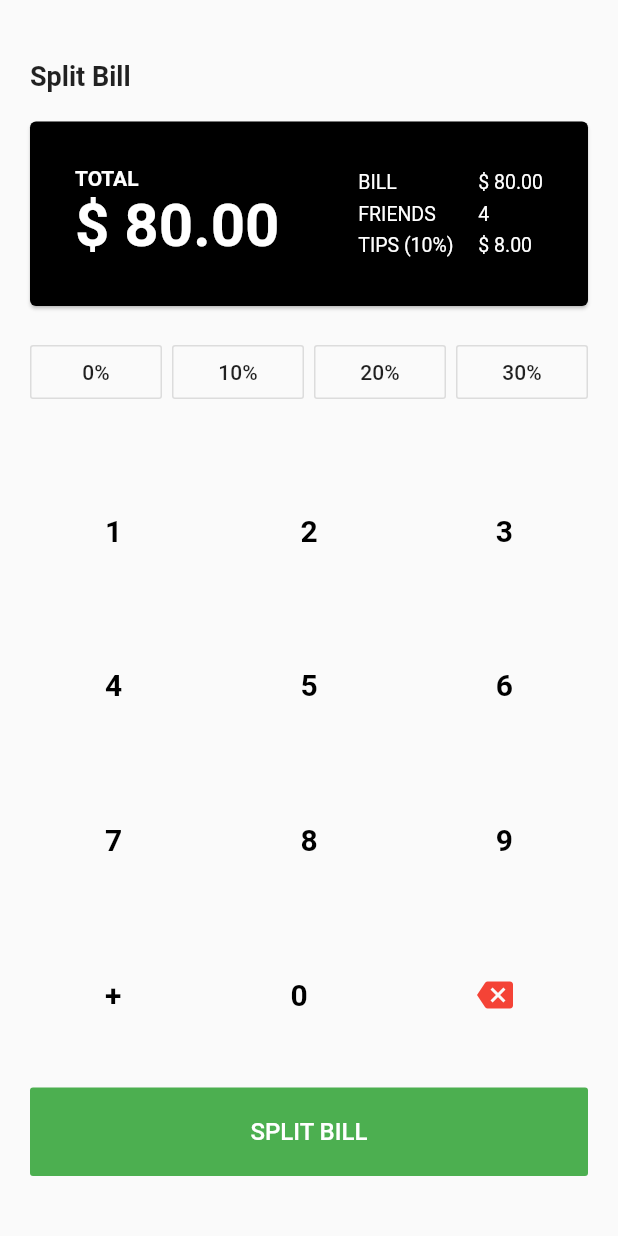
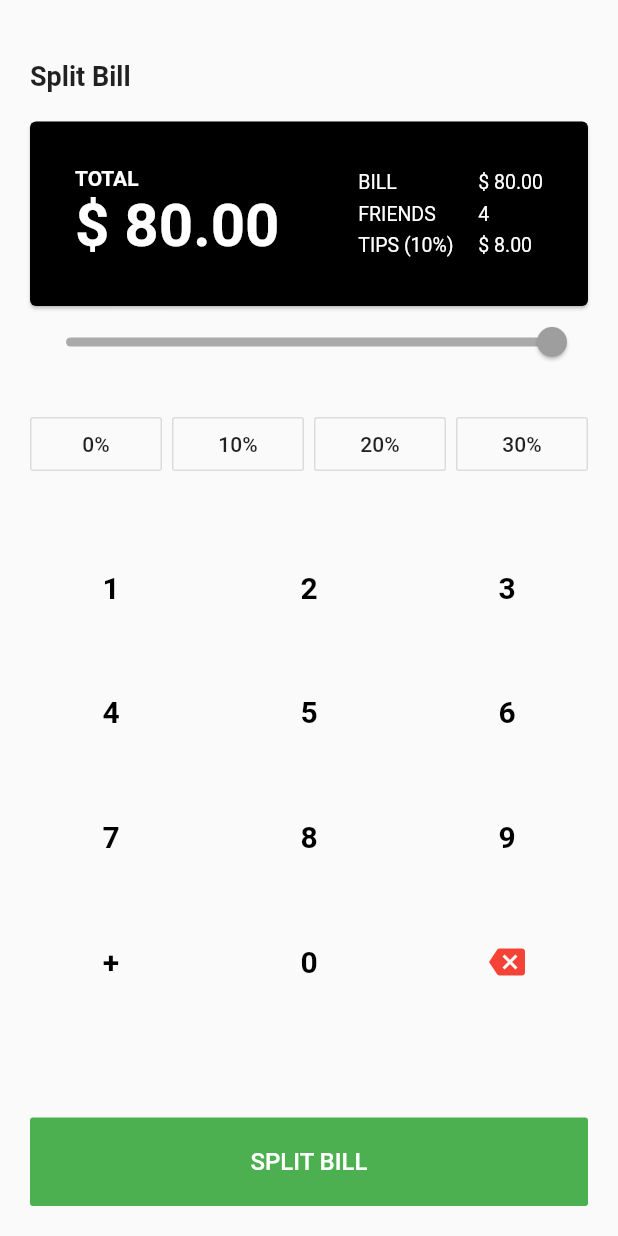
Before and after one commit to cleandersonlobo/flutter_bill_splitting, a Flutter app: the screen it shows after launch, on a phone screen of 412 x 824 dp. Run offline on Flutter 3.47's test engine with Material 2 defaults, Android fonts, the phone set to English and light mode, and no system bars.

Commit message:
HomePage layout adjustments

```diff
--- a/lib/app/components/keyboard/keyboard_widget.dart
+++ b/lib/app/components/keyboard/keyboard_widget.dart
@@ -15,8 +15,8 @@ class KeyboardBill extends StatelessWidget {
               mainAxisAlignment: MainAxisAlignment.spaceBetween,
               children: <Widget>[
                 FlatButton(
-                  onPressed: null,
-                  padding: EdgeInsets.all(40),
+                  onPressed: () {},
+                  padding: EdgeInsets.all(30),
                   child: Text(
                     "1",
                     style: TextStyle(
@@ -27,8 +27,8 @@ class KeyboardBill extends StatelessWidget {
                   ),
                 ),
                 FlatButton(
-                  onPressed: null,
-                  padding: EdgeInsets.all(40),
+                  onPressed: () {},
+                  padding: EdgeInsets.all(30),
                   child: Text(
                     "2",
                     style: TextStyle(
@@ -39,8 +39,8 @@ class KeyboardBill extends StatelessWidget {
                   ),
                 ),
                 FlatButton(
-                  onPressed: null,
-                  padding: EdgeInsets.all(40),
+                  onPressed: () {},
+                  padding: EdgeInsets.all(30),
                   child: Text(
                     "3",
                     style: TextStyle(
@@ -58,8 +58,8 @@ class KeyboardBill extends StatelessWidget {
               mainAxisAlignment: MainAxisAlignment.spaceBetween,
               children: <Widget>[
                 FlatButton(
-                  onPressed: null,
-                  padding: EdgeInsets.all(40),
+                  onPressed: () {},
+                  padding: EdgeInsets.all(30),
                   child: Text(
                     "4",
                     style: TextStyle(
@@ -70,8 +70,8 @@ class KeyboardBill extends StatelessWidget {
                   ),
                 ),
                 FlatButton(
-                  onPressed: null,
-                  padding: EdgeInsets.all(40),
+                  onPressed: () {},
+                  padding: EdgeInsets.all(30),
                   child: Text(
                     "5",
                     style: TextStyle(
@@ -82,8 +82,8 @@ class KeyboardBill extends StatelessWidget {
                   ),
                 ),
                 FlatButton(
-                  onPressed: null,
-                  padding: EdgeInsets.all(40),
+                  onPressed: () {},
+                  padding: EdgeInsets.all(30),
                   child: Text(
                     "6",
                     style: TextStyle(
@@ -101,8 +101,8 @@ class KeyboardBill extends StatelessWidget {
               mainAxisAlignment: MainAxisAlignment.spaceBetween,
               children: <Widget>[
                 FlatButton(
-                  onPressed: null,
-                  padding: EdgeInsets.all(40),
+                  onPressed: () {},
+                  padding: EdgeInsets.all(30),
                   child: Text(
                     "7",
                     style: TextStyle(
@@ -113,8 +113,8 @@ class KeyboardBill extends StatelessWidget {
                   ),
                 ),
                 FlatButton(
-                  onPressed: null,
-                  padding: EdgeInsets.all(40),
+                  onPressed: () {},
+                  padding: EdgeInsets.all(30),
                   child: Text(
                     "8",
                     style: TextStyle(
@@ -125,8 +125,8 @@ class KeyboardBill extends StatelessWidget {
                   ),
                 ),
                 FlatButton(
-                  onPressed: null,
-                  padding: EdgeInsets.all(40),
+                  onPressed: () {},
+                  padding: EdgeInsets.all(30),
                   child: Text(
                     "9",
                     style: TextStyle(
@@ -144,8 +144,8 @@ class KeyboardBill extends StatelessWidget {
               mainAxisAlignment: MainAxisAlignment.spaceBetween,
               children: <Widget>[
                 FlatButton(
-                  onPressed: null,
-                  padding: EdgeInsets.all(40),
+                  onPressed: () {},
+                  padding: EdgeInsets.all(30),
                   child: Text(
                     "+",
                     style: TextStyle(
@@ -156,8 +156,8 @@ class KeyboardBill extends StatelessWidget {
                   ),
                 ),
                 FlatButton(
-                  onPressed: null,
-                  padding: EdgeInsets.all(40),
+                  onPressed: () {},
+                  padding: EdgeInsets.all(30),
                   child: Text(
                     "0",
                     style: TextStyle(
@@ -168,8 +168,8 @@ class KeyboardBill extends StatelessWidget {
                   ),
                 ),
                 FlatButton(
-                  onPressed: null,
-                  padding: EdgeInsets.all(40),
+                  onPressed: () {},
+                  padding: EdgeInsets.all(30),
                   child: Icon(
                     Icons.backspace,
                     color: Colors.red,
--- a/lib/app/pages/home/home_page.dart
+++ b/lib/app/pages/home/home_page.dart
@@ -16,13 +16,19 @@ class _HomepageState extends State<Homepage> {
           child: Padding(
         padding: EdgeInsets.all(20.0),
         child: Column(
+          crossAxisAlignment: CrossAxisAlignment.stretch,
+          mainAxisSize: MainAxisSize.max,
+          children: <Widget>[
+            Container(
+              child: Column(
                 crossAxisAlignment: CrossAxisAlignment.start,
-          mainAxisSize: MainAxisSize.max,
+                mainAxisSize: MainAxisSize.min,
                 children: <Widget>[
                   Header(
                     title: "Split Bill",
                   ),
                   CardBill(),
+                  Container(child: Slider(max: 10, value: 10, onChanged: null)),
                   Container(
                     margin: EdgeInsets.only(top: 20, bottom: 20),
                     child: Row(
@@ -32,24 +38,31 @@ class _HomepageState extends State<Homepage> {
                       children: <Widget>[
                         OutlineButton(
                           onPressed: () {},
+                          highlightedBorderColor: Colors.green,
                           child: Text("0%"),
                         ),
                         OutlineButton(
                           onPressed: () {},
+                          highlightedBorderColor: Colors.green,
                           child: Text("10%"),
                         ),
                         OutlineButton(
                           onPressed: () {},
+                          highlightedBorderColor: Colors.green,
                           child: Text("20%"),
                         ),
                         OutlineButton(
                           onPressed: () {},
+                          highlightedBorderColor: Colors.green,
                           child: Text("30%"),
                         )
                       ],
                     ),
                   ),
-            KeyboardBill(),
+                ],
+              ),
+            ),
+            Expanded(flex: 1, child: KeyboardBill()),
             Container(
                 width: MediaQuery.of(context).size.width,
                 child: FlatButton(
--- a/pubspec.yaml
+++ b/pubspec.yaml
@@ -29,6 +29,7 @@ dependencies:
   # Use with the CupertinoIcons class for iOS style icons.
   cupertino_icons: ^0.1.3
   intl: ^0.16.1
+  auto_size_text: ^2.1.0
 
 dev_dependencies:
   flutter_test:
```
Also changed, not shown: pubspec.lock. Lines whose indentation alone changed are shown as unchanged.
